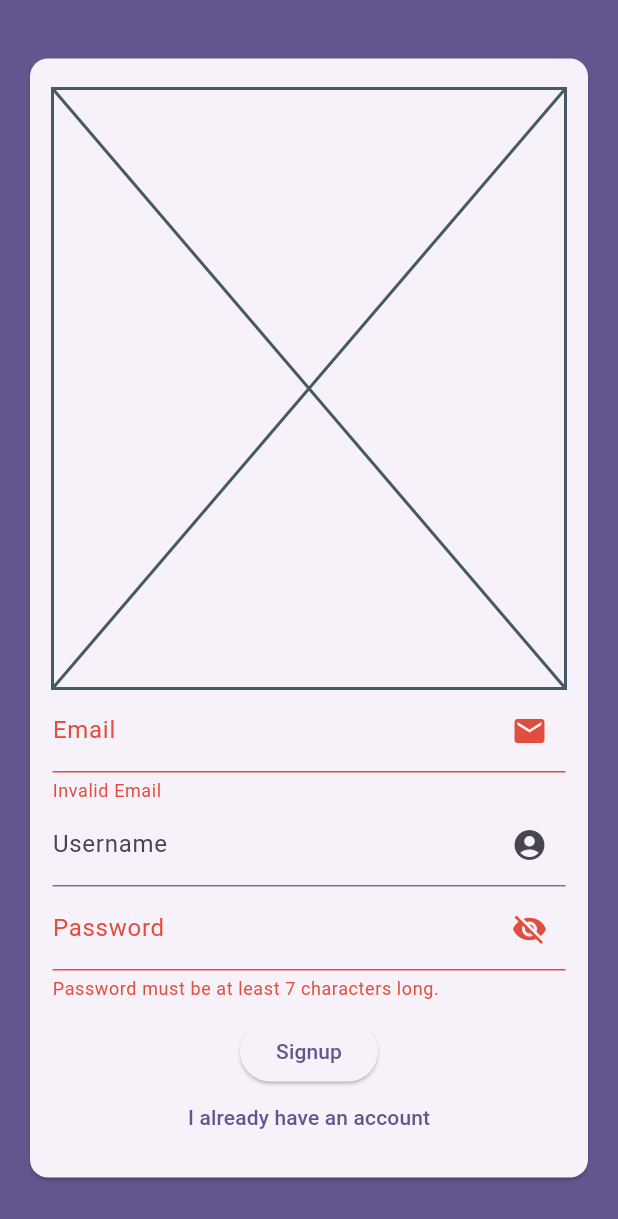
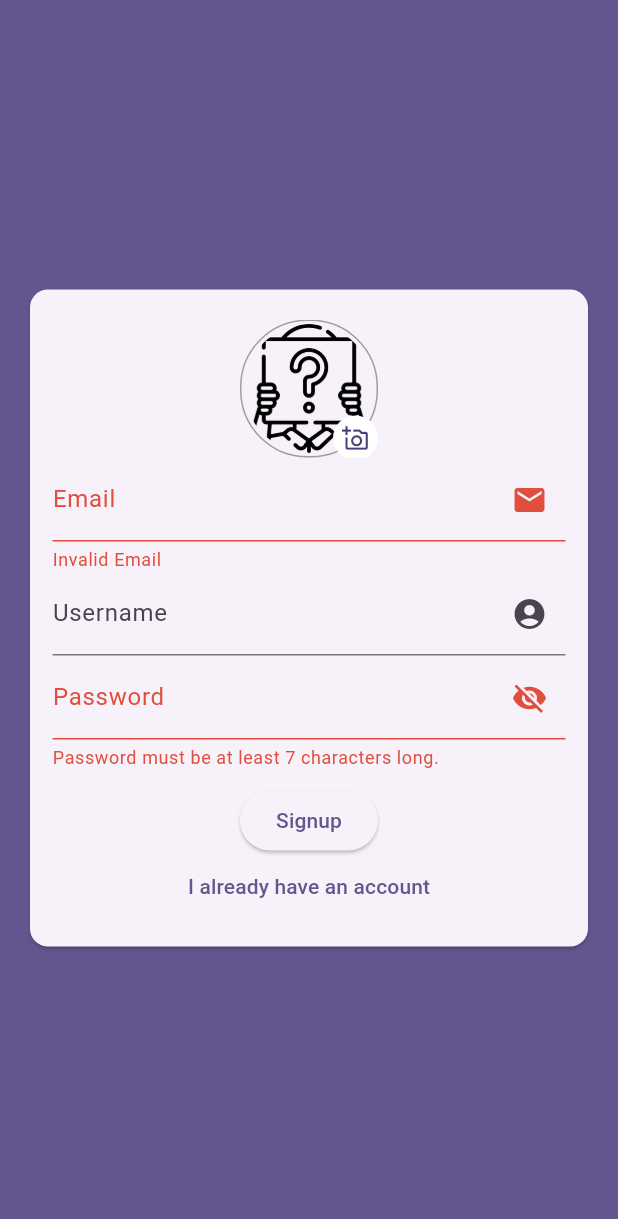
Before and after one commit to VISHALCHAND007/Global-Chat, a Flutter app: the screen it shows after launch, after a tap on "Login", after a tap on "Create new account", on a phone screen of 412 x 824 dp. Shown: the top 1219 px of the screen. Run offline on Flutter 3.47's test engine with Material 3 defaults, Android fonts, the phone set to English and light mode, and no system bars; our stand-ins replace cloud_firestore, firebase_auth, firebase_core, image_picker, shared_preferences; accounts and stored records are empty.

Commit message:
Implemented the image picker which supports both camera and gallery picker options.

```diff
--- a/lib/pickers/image_picker.dart
+++ b/lib/pickers/image_picker.dart
@@ -1,4 +1,7 @@
+import 'dart:io';
+
 import 'package:flutter/material.dart';
+import 'package:image_picker/image_picker.dart' as imgPicker;
 
 class ImagePicker extends StatefulWidget {
   const ImagePicker({super.key});
@@ -8,8 +11,98 @@ class ImagePicker extends StatefulWidget {
 }
 
 class _ImagePickerState extends State<ImagePicker> {
+  File? _userImg;
+
+  void openImagePicker(imgPicker.ImageSource source) async {
+    Navigator.of(context).pop();
+    final selectedImg = await imgPicker.ImagePicker().pickImage(source: source);
+    if (selectedImg != null) {
+      print("selected image:: $selectedImg");
+      setState(() {
+        _userImg = File(selectedImg.path);
+      });
+    }
+  }
+
+  void onClicked() {
+    showDialog(
+      context: context,
+      builder: (ctx) {
+        return AlertDialog(
+          content: Column(
+            mainAxisAlignment: .center,
+            mainAxisSize: .min,
+            children: [
+              TextButton.icon(
+                label: Text("Take picture"),
+                icon: Icon(Icons.camera_alt_outlined),
+                onPressed: () => openImagePicker(imgPicker.ImageSource.camera),
+              ),
+              TextButton.icon(
+                label: Text("Choose from gallery"),
+                icon: Icon(Icons.photo_library_outlined),
+                onPressed: () => openImagePicker(imgPicker.ImageSource.gallery),
+              ),
+            ],
+          ),
+        );
+      },
+    );
+  }
+
   @override
   Widget build(BuildContext context) {
-    return const Placeholder();
+    return InkWell(
+      onTap: onClicked,
+      child: Stack(
+        children: [
+          Container(
+            decoration: BoxDecoration(
+              border: Border.all(width: 1, color: Colors.grey),
+              borderRadius: BorderRadius.circular(45),
+            ),
+            child: CircleAvatar(
+              backgroundColor: Color(0x00b2aeae),
+              radius: 45,
+              child: _userImg == null
+                  ? Padding(
+                      padding: const EdgeInsetsGeometry.all(2),
+                      child: ClipRRect(
+                        borderRadius: BorderRadiusGeometry.circular(45),
+                        child: Image.asset(
+                          "assets/images/image_placeholder.png",
+                          fit: BoxFit.cover,
+                          width: double.infinity,
+                        ),
+                      ),
+                    )
+                  : Padding(
+                      padding: const EdgeInsetsGeometry.all(1),
+                      child: ClipRRect(
+                        borderRadius: BorderRadiusGeometry.circular(45),
+                        child: Image.file(
+                          _userImg!,
+                          fit: BoxFit.cover,
+                          width: double.infinity,
+                        ),
+                      ),
+                    ),
+            ),
+          ),
+          Positioned(
+            right: 0,
+            bottom: -2,
+            child: CircleAvatar(
+              backgroundColor: Colors.white,
+              radius: 15,
+              child: Padding(
+                padding: const EdgeInsetsGeometry.all(5),
+                child: Icon(Icons.add_a_photo_outlined, size: 18),
+              ),
+            ),
+          ),
+        ],
+      ),
+    );
   }
 }
```
